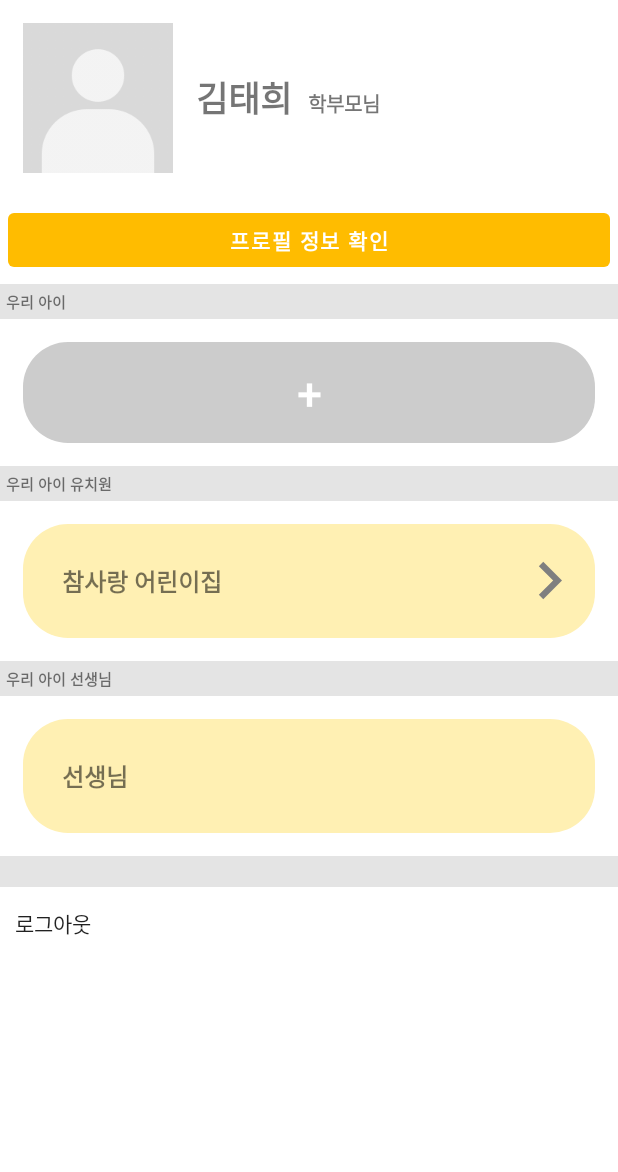
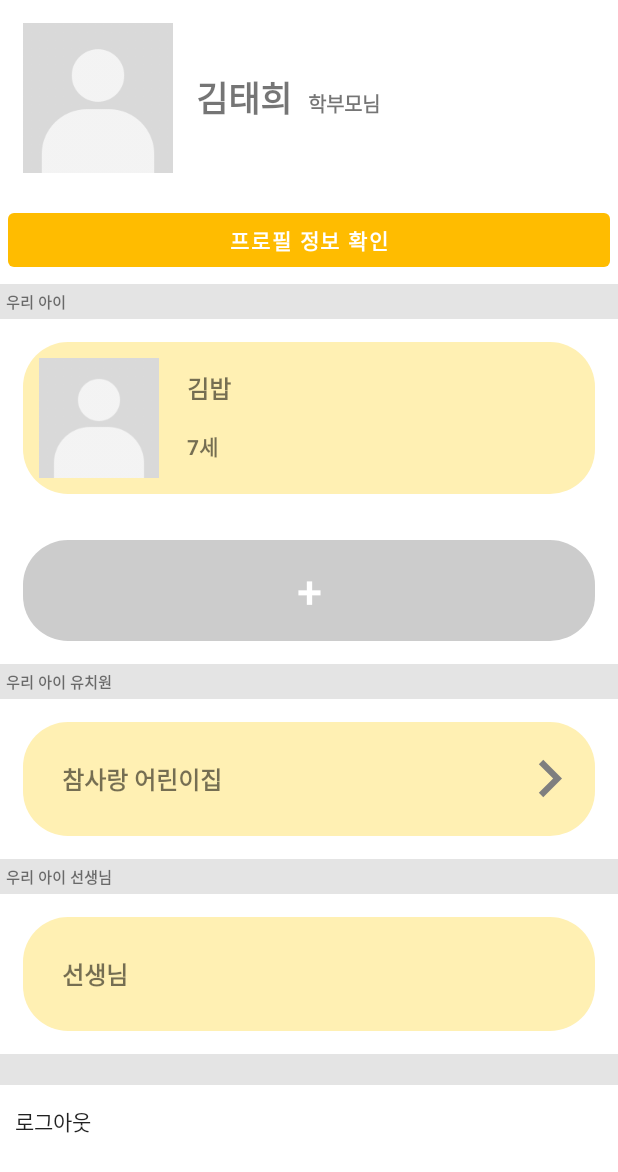
Before and after one commit to jjunehee/Capstone_EveryKid, an Android app: the layout fragment_profile.xml on its own in the app's theme, with its tools: preview values and no code run, on a phone screen of 412 x 824 dp. Shown: the top 1172 px of the screen. Run offline under Robolectric (Android 15) with nearby library versions, the phone set to English and light mode, and no system bars.

Commit message:
아이등록

```diff
--- a/Backend/everykid/src/main/resources/application.properties
+++ b/Backend/everykid/src/main/resources/application.properties
@@ -2,7 +2,7 @@ server.port=8080
 spring.datasource.url=jdbc:mysql://localhost:3306/everykid?useSSL=false&characterEncoding=UTF-8&serverTimezone=Asia/Seoul
 
 spring.datasource.username=root
-spring.datasource.password=youn4268!!
+spring.datasource.password=hajimadj5814*
 
 spring.jpa.open-in-view=false
 spring.jpa.database=mysql
--- a/Frontend/app/src/main/java/com/capstone/everykid/Model/LoginResponse.java
+++ b/Frontend/app/src/main/java/com/capstone/everykid/Model/LoginResponse.java
@@ -29,7 +29,7 @@ public class LoginResponse { //서버로 부터 받을 데이터들
         this.refresh_token = refresh_token;
     }
 
-    @SerializedName("c_AGE")
+    @SerializedName("cage")
     public String c_age;
     public String getC_age() {
         return c_age;
@@ -47,7 +47,7 @@ public class LoginResponse { //서버로 부터 받을 데이터들
         this.c_img = c_img;
     }
 
-    @SerializedName("c_NAME")
+    @SerializedName("cname")
     public String c_name;
     public String getC_name() {
         return c_name;
--- a/Frontend/app/src/main/res/drawable/round_background.xml
+++ b/Frontend/app/src/main/res/drawable/round_background.xml
@@ -5,6 +5,6 @@
     <corners
         android:radius="300dp"/>
     <stroke
-        android:width="0dp"
+        android:width="1dp"
         android:color="@color/main_yellow" />
 </shape>
--- a/Frontend/app/src/main/res/layout/fragment_profile.xml
+++ b/Frontend/app/src/main/res/layout/fragment_profile.xml
@@ -107,7 +107,6 @@
                 android:padding="5dp"
                 android:background="@drawable/round_background_2"
                 android:orientation="horizontal"
-                android:visibility="gone"
                 >
 
                 <FrameLayout
@@ -121,7 +120,7 @@
                         android:layout_height="80dp"
                         android:background="@drawable/round_background"
                         android:scaleType="centerCrop"
-                        android:src="@drawable/kidprofile"/>
+                        android:src="@drawable/default_profile"/>
                 </FrameLayout>
                 <LinearLayout
                     android:layout_width="wrap_content"
@@ -143,6 +142,7 @@
                         android:layout_height="wrap_content"
                         android:id="@+id/child_age"
                         android:text="7세"
+                        android:textStyle="bold"
                         android:padding="8dp"/>
                 </LinearLayout>
             </LinearLayout>
```
Also changed, not shown: Frontend/app/src/main/java/com/capstone/everykid/View/Activity/ProfileFragment.java (+10 -12 lines), Frontend/app/src/main/java/com/capstone/everykid/View/Activity/SigninParentActivity.java (+8 -4 lines), 3 other files.
